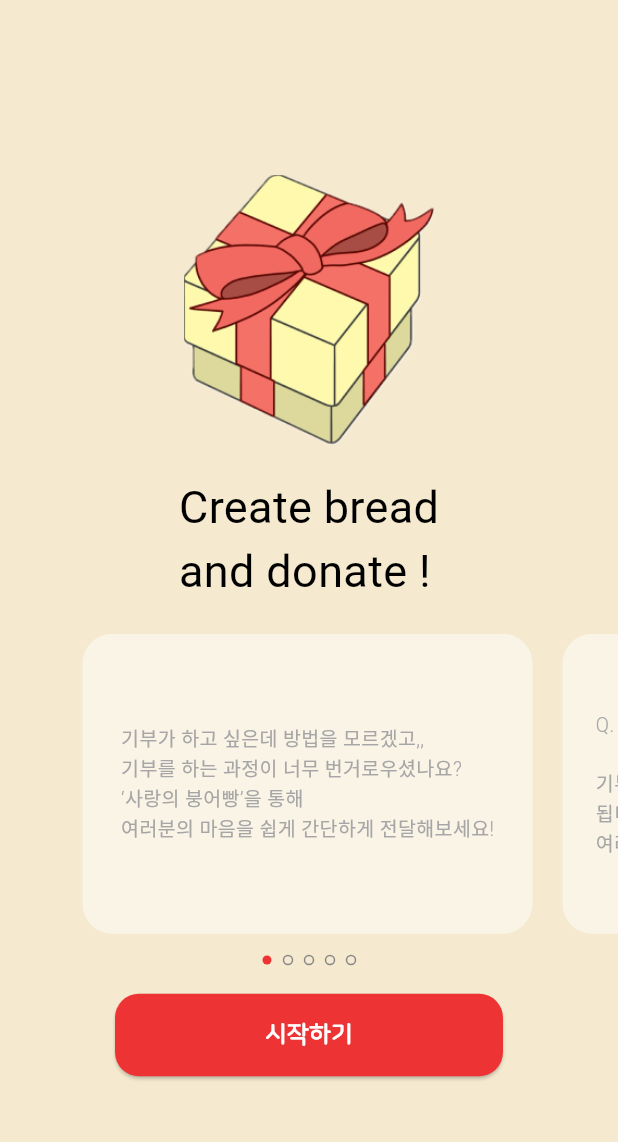
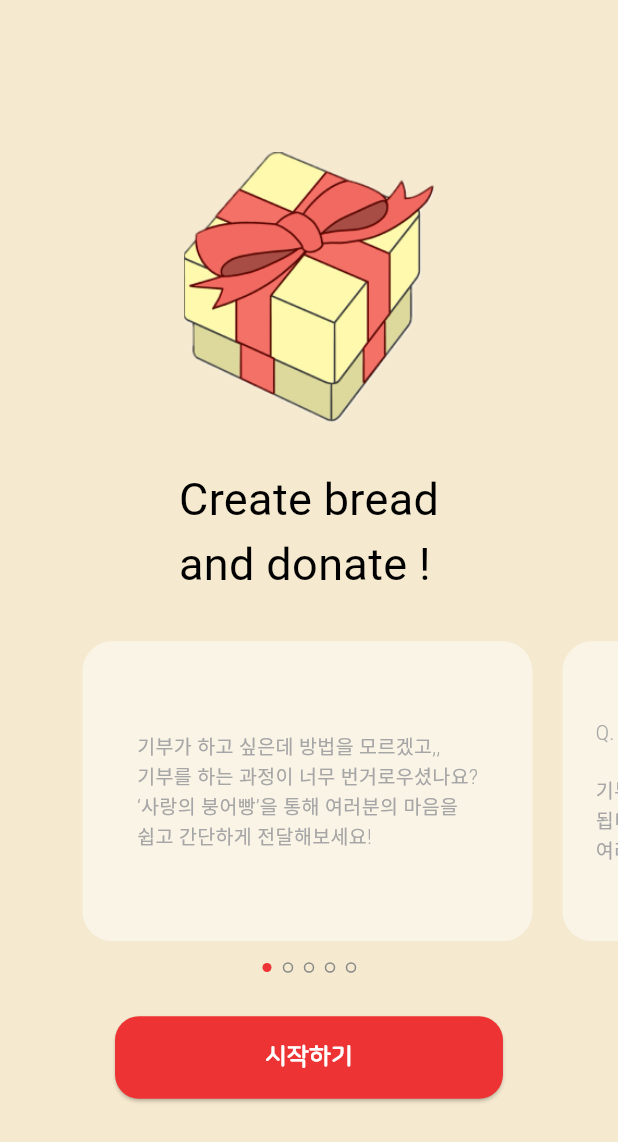
Before and after one commit to donggukthon/donggukthon_2023_3_F, a Flutter app: the screen it shows after launch, on a phone screen of 412 x 824 dp. Shown: the top 1142 px of the screen. Run offline on Flutter 3.47's test engine with Material 3 defaults, Android fonts, the phone set to English and light mode, and no system bars; drawn by our look-alikes of smooth_page_indicator; our stand-ins replace get; Roboto replaces fonts that are missing (commentFont, titleFont).

Commit message:
<refactor>: 시작 화면 컴포넌트 배치 수정

```diff
--- a/lib/screens/start_screen.dart
+++ b/lib/screens/start_screen.dart
@@ -15,7 +15,8 @@ class _StartScreenState extends State<StartScreen> {
   Widget build(BuildContext context) {
     return Scaffold(
       backgroundColor: mainColor,
-      body: Column(
+      body: Center(
+        child: Column(
           mainAxisAlignment: MainAxisAlignment.center,
           crossAxisAlignment: CrossAxisAlignment.center,
           children: [
@@ -26,7 +27,7 @@ class _StartScreenState extends State<StartScreen> {
                 height: 180,
               ),
             ),
-          SizedBox(height: 20),
+            SizedBox(height: 30),
             Text(
               'Create bread\nand donate !',
               style: TextStyle(
@@ -35,9 +36,9 @@ class _StartScreenState extends State<StartScreen> {
                 fontSize: 30,
               )
             ),
-          SizedBox(height: 20),
+            SizedBox(height: 30),
             const StartDescriptionWidget(),
-          SizedBox(height: 20),
+            SizedBox(height: 30),
             Container(
               child: ElevatedButton(
                 style: ElevatedButton.styleFrom(
@@ -62,6 +63,7 @@ class _StartScreenState extends State<StartScreen> {
               ),
             ),
           ],
+        ),
       )
     );
   }
--- a/lib/widgets/start_description.dart
+++ b/lib/widgets/start_description.dart
@@ -48,35 +48,7 @@ class _StartDescriptionWidgetState extends State<StartDescriptionWidget> {
                       child: const Align(
                         alignment: Alignment.center,
                         child: Text(
-                          '기부가 하고 싶은데 방법을 모르겠고,,\n기부를 하는 과정이 너무 번거로우셨나요?\n‘사랑의 붕어빵’을 통해\n여러분의 마음을 쉽게 간단하게 전달해보세요!',
-                          style: TextStyle(
-                            color: fontColor,
-                            fontFamily: 'titleFont',
-                            fontSize: 13,
-                            fontWeight: FontWeight.w300,
-                          )
-                        ),
-                      ),
-                    ),
-                  ]
-                ),
-                const SizedBox(width: 20),
-                Stack(
-                  alignment: Alignment.center,
-                  children: [
-                    Container(
-                      height: 200,
-                      width: 300,
-                      decoration: BoxDecoration(
-                        color: whiteColor.withOpacity(0.5),
-                        borderRadius: BorderRadius.circular(20)
-                      ),
-                    ),
-                    Positioned(
-                      child: const Align(
-                        alignment: Alignment.center,
-                        child: Text(
-                          'Q. 사랑의 붕어빵은 어떤 서비스 인가요?\n\n기부 금액이 쌓임에 따라 붕어빵이 만들어지게\n됩니다. 3000원이 모이면 붕어빵이 완성되고\n여러분이 원하는 단체에 기부를 할 수 있습니다.',
+                          '기부가 하고 싶은데 방법을 모르겠고,,\n기부를 하는 과정이 너무 번거로우셨나요?\n‘사랑의 붕어빵’을 통해 여러분의 마음을\n쉽고 간단하게 전달해보세요!',
                           style: TextStyle(
                             color: fontColor,
                             fontFamily: 'titleFont',
@@ -102,10 +74,11 @@ class _StartDescriptionWidgetState extends State<StartDescriptionWidget> {
                     ),
                     Positioned(
                       left: 10,
+                      right: 10,
                       child: const Align(
                         alignment: Alignment.center,
                         child: Text(
-                          'Q. 사랑의 붕어빵의 특징은 뭔가요?\n\n여러분이 기부를 하실 때마다 랜덤의 붕어빵이\n만들어지게 됩니다. 기부 금액에 따라 붕어빵은\n점점 성장하게 되고, 성장한 붕어빵을 기부하게\n되면 뱃지로 남게 됩니다. 여러분의 마음을\n전달하고 아기자기한 붕어빵을 모아보세요! ',
+                          'Q. 사랑의 붕어빵은 어떤 서비스인가요?\n\n기부 금액이 쌓임에 따라 붕어빵이 만들어지게\n됩니다. 3000원이 모이면 붕어빵이 완성되고\n여러분이 원하는 단체에 기부를 할 수 있습니다.',
                           style: TextStyle(
                             color: fontColor,
                             fontFamily: 'titleFont',
@@ -131,10 +104,11 @@ class _StartDescriptionWidgetState extends State<StartDescriptionWidget> {
                     ),
                     Positioned(
                       left: 10,
+                      right: 10,
                       child: const Align(
                         alignment: Alignment.center,
                         child: Text(
-                          'Q. 꼭 3000원을 모아야 기부가 가능하나요?\n\n아닙니다. 기부는 3000원보다\n적어도많아도 가능합니다!\n하지만 3000원이 모여야만 뱃지를 얻을 수\n있다는 점 기억해주세요!',
+                          'Q. 사랑의 붕어빵의 특징은 뭔가요?\n\n기부를 할 때마다 랜덤의 붕어빵이 만들어지게\n됩니다.기부 금액에 따라 붕어빵은 점점\n성장하게 되고, 성장한 붕어빵을 기부하게 되면\n배지로 남게 됩니다. 여러분의 마음을\n전달하고 아기자기한 붕어빵을 모아보세요! ',
                           style: TextStyle(
                             color: fontColor,
                             fontFamily: 'titleFont',
@@ -160,10 +134,11 @@ class _StartDescriptionWidgetState extends State<StartDescriptionWidget> {
                     ),
                     Positioned(
                       left: 10,
+                      right: 10,
                       child: const Align(
                         alignment: Alignment.center,
                         child: Text(
-                          'Q. 어떤 단체에 기부가 되나요?\n\n기부단체는 여러분이 직접 선택가능합니다.\n붕어빵을 전달할 때, 난민, 독거노인, 저소득층,\n어린이를 선택할 수 있게 됩니다.',
+                          'Q. 꼭 3000원을 모아야 기부가 가능하나요?\n\n아닙니다. 기부는 3000원보다\n적어도, 많아도 가능합니다!\n하지만 3000원이 모여야만 배지를 얻을 수\n있다는 점 기억해주세요!',
                           style: TextStyle(
                             color: fontColor,
                             fontFamily: 'titleFont',
@@ -175,7 +150,37 @@ class _StartDescriptionWidgetState extends State<StartDescriptionWidget> {
                     ),
                   ]
                 ),
-                const SizedBox(width: 80),
+                const SizedBox(width: 20),
+                Stack(
+                  alignment: Alignment.center,
+                  children: [
+                    Container(
+                      height: 200,
+                      width: 300,
+                      decoration: BoxDecoration(
+                        color: whiteColor.withOpacity(0.5),
+                        borderRadius: BorderRadius.circular(20)
+                      ),
+                    ),
+                    Positioned(
+                      left: 10,
+                      right: 10,
+                      child: const Align(
+                        alignment: Alignment.center,
+                        child: Text(
+                          'Q. 어떤 단체에 기부가 되나요?\n\n기부단체는 여러분이 직접 선택 가능합니다.\n붕어빵을 전달할 때, 난민, 독거노인, 저소득층,\n어린이 중 선택할 수 있게 됩니다.',
+                          style: TextStyle(
+                            color: fontColor,
+                            fontFamily: 'titleFont',
+                            fontSize: 13,
+                            fontWeight: FontWeight.w300,
+                          )
+                        ),
+                      ),
+                    ),
+                  ]
+                ),
+                const SizedBox(width: 90),
               ],
             ),
           ),
```
Lines whose indentation alone changed are shown as unchanged.
